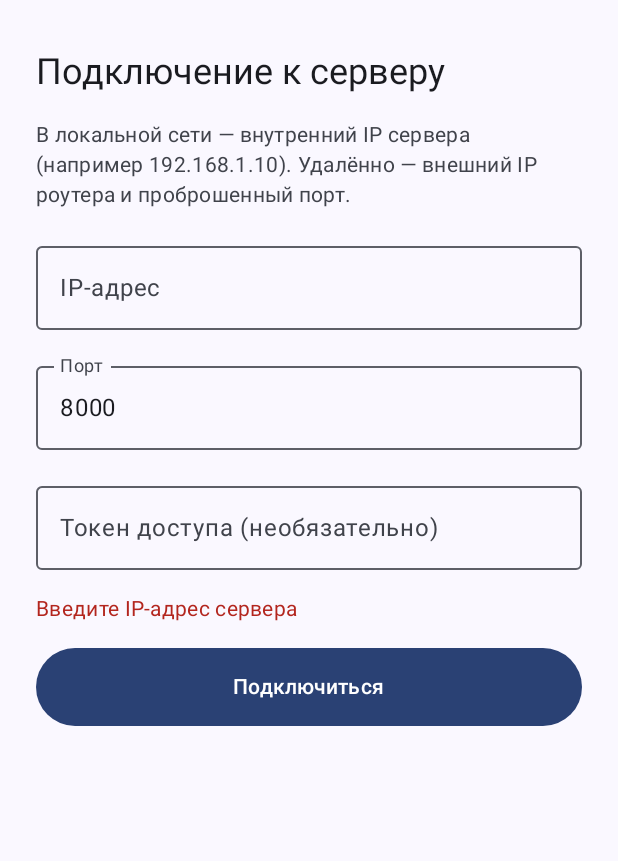
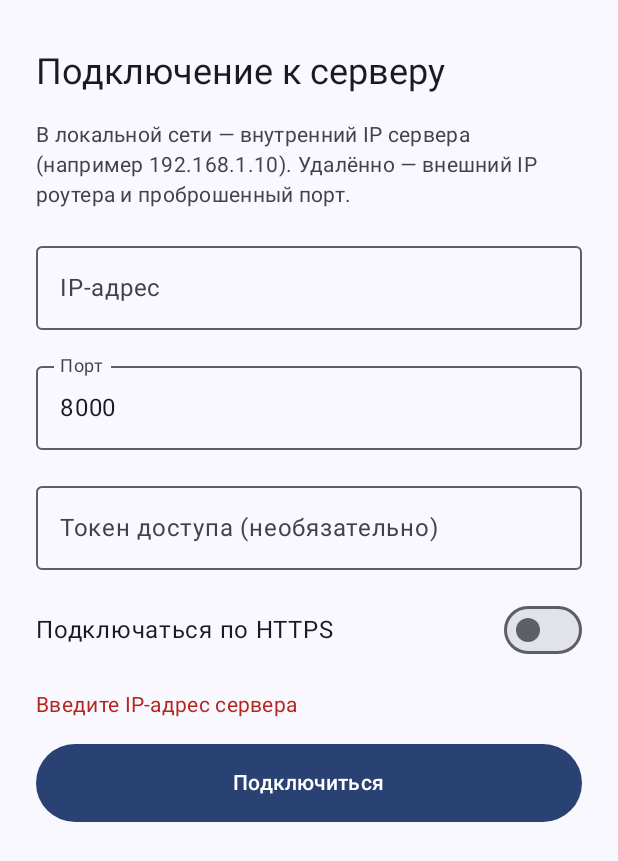
Before and after one commit to andreipiatov2015-cmyk/local, an Android app built with Jetpack Compose: the screen it shows after launch (MainActivity), after a tap on "Подключиться", on a phone screen of 412 x 824 dp. Shown: the top 861 px of the screen. Run offline under Robolectric (Android 15) with nearby library versions, the phone set to English and light mode, and no system bars.

Commit message:
Исправить находки код-ревью PR #160 (HTTPS-переключатель, место токена)
- Android: ServerAddress теперь хранит secure (https/http) явно вместо
  того, чтобы приложение всегда жёстко слало http — раньше указанный
  токен (и то, что он открывает: ключ OBS) уходил по сети открытым
  текстом в любом случае. Добавлен переключатель "Подключаться по
  HTTPS" на экране подключения (сохраняется как lastSecure, учитывается
  в "недавних") и предупреждение, если токен указан без него.
- Документация: MONITOR_API_TOKEN — это секрет (пароль на публикацию),
  поэтому README теперь указывает класть его в site-secrets.env
  (chmod 600, operator-managed), а не в site-config.env (пишется кодом
  автоматически, без ограничения прав — годится только для
  не-секретных настроек вроде ключа трансляции).

Co-Authored-By: Claude Sonnet 5 <noreply@anthropic.com>
Claude-Session: https://claude.ai/code/session_011iwriME1qz1xE3os5XNrqT

```diff
--- a/android-app/ServerData/app/src/main/java/com/example/serverdata/MainViewModel.kt
+++ b/android-app/ServerData/app/src/main/java/com/example/serverdata/MainViewModel.kt
@@ -32,6 +32,8 @@ data class UiState(
     val portInput: String = "8000",
     /** Токен доступа (необязательно) — открывает доп. данные вроде ключа OBS. */
     val tokenInput: String = "",
+    /** https вместо http — без этого токен уходит по сети открытым текстом. */
+    val useHttps: Boolean = false,
     val recent: kotlin.collections.List<ServerAddress> = emptyList(),
     val connecting: Boolean = false,
     val connectError: String? = null,
@@ -58,6 +60,7 @@ class MainViewModel(app: Application) : AndroidViewModel(app) {
             hostInput = settings.lastHost,
             portInput = settings.lastPort,
             tokenInput = settings.lastToken,
+            useHttps = settings.lastSecure,
             recent = settings.recent,
         )
     )
@@ -73,9 +76,15 @@ class MainViewModel(app: Application) : AndroidViewModel(app) {
     fun setPort(text: String) =
         _state.update { it.copy(portInput = text.filter(Char::isDigit).take(5), connectError = null) }
     fun setToken(text: String) = _state.update { it.copy(tokenInput = text) }
+    fun setUseHttps(value: Boolean) = _state.update { it.copy(useHttps = value) }
 
     fun pickRecent(address: ServerAddress) = _state.update {
-        it.copy(hostInput = address.host, portInput = address.port.toString(), connectError = null)
+        it.copy(
+            hostInput = address.host,
+            portInput = address.port.toString(),
+            useHttps = address.secure,
+            connectError = null,
+        )
     }
 
     fun removeRecent(address: ServerAddress) {
@@ -86,7 +95,7 @@ class MainViewModel(app: Application) : AndroidViewModel(app) {
     /** Проверить адрес, загрузить данные и перейти к списку. */
     fun connect() {
         val s = _state.value
-        val address = validate(s.hostInput, s.portInput) ?: return
+        val address = validate(s.hostInput, s.portInput)?.copy(secure = s.useHttps) ?: return
         if (connectJob?.isActive == true) return
         val token = s.tokenInput.trim()
         connectJob = viewModelScope.launch {
@@ -98,6 +107,7 @@ class MainViewModel(app: Application) : AndroidViewModel(app) {
                 settings.lastHost = address.host
                 settings.lastPort = address.port.toString()
                 settings.lastToken = token
+                settings.lastSecure = address.secure
                 settings.addRecent(address)
                 _state.update {
                     it.copy(
--- a/android-app/ServerData/app/src/main/java/com/example/serverdata/data/Settings.kt
+++ b/android-app/ServerData/app/src/main/java/com/example/serverdata/data/Settings.kt
@@ -2,18 +2,22 @@ package com.example.serverdata.data
 
 import android.content.Context
 
-/** Адрес сервера в виде IP (или имени) и порта. */
-data class ServerAddress(val host: String, val port: Int) {
-    val baseUrl: String get() = "http://$host:$port"
-    override fun toString() = "$host:$port"
+/** Адрес сервера в виде IP (или имени) и порта. secure — https вместо http
+ * (важно, когда указан токен доступа: по обычному http он уходит открытым
+ * текстом, его может перехватить кто угодно в той же сети). */
+data class ServerAddress(val host: String, val port: Int, val secure: Boolean = false) {
+    val baseUrl: String get() = "${if (secure) "https" else "http"}://$host:$port"
+    override fun toString() = "${if (secure) "https://" else ""}$host:$port"
 
     companion object {
-        /** "192.168.1.10:8000" → ServerAddress, иначе null. */
+        /** "192.168.1.10:8000" или "https://192.168.1.10:8000" → ServerAddress, иначе null. */
         fun parse(text: String): ServerAddress? {
-            val idx = text.lastIndexOf(':')
+            val secure = text.startsWith("https://")
+            val rest = text.removePrefix("https://").removePrefix("http://")
+            val idx = rest.lastIndexOf(':')
             if (idx <= 0) return null
-            val port = text.substring(idx + 1).toIntOrNull() ?: return null
-            return ServerAddress(text.substring(0, idx), port)
+            val port = rest.substring(idx + 1).toIntOrNull() ?: return null
+            return ServerAddress(rest.substring(0, idx), port, secure)
         }
     }
 }
@@ -35,6 +39,10 @@ class Settings(context: Context) {
     var lastToken: String
         get() = prefs.getString(KEY_TOKEN, "") ?: ""
         set(value) = prefs.edit().putString(KEY_TOKEN, value).apply()
+
+    var lastSecure: Boolean
+        get() = prefs.getBoolean(KEY_SECURE, false)
+        set(value) = prefs.edit().putBoolean(KEY_SECURE, value).apply()
 
     /** Секунды между автообновлениями. */
     val intervalSec: Int get() = prefs.getInt(KEY_INTERVAL, 30)
@@ -60,6 +68,7 @@ class Settings(context: Context) {
         const val KEY_HOST = "host"
         const val KEY_PORT = "port"
         const val KEY_TOKEN = "token"
+        const val KEY_SECURE = "secure"
         const val KEY_INTERVAL = "interval_sec"
         const val KEY_RECENT = "recent"
     }
--- a/android-app/ServerData/app/src/main/java/com/example/serverdata/ui/Screens.kt
+++ b/android-app/ServerData/app/src/main/java/com/example/serverdata/ui/Screens.kt
@@ -39,6 +39,7 @@ import androidx.compose.material3.MaterialTheme
 import androidx.compose.material3.OutlinedTextField
 import androidx.compose.material3.Scaffold
 import androidx.compose.material3.Surface
+import androidx.compose.material3.Switch
 import androidx.compose.material3.Text
 import androidx.compose.material3.TextButton
 import androidx.compose.material3.TopAppBar
@@ -123,6 +124,22 @@ fun ConnectScreen(state: UiState, vm: MainViewModel) {
                 keyboardActions = KeyboardActions(onGo = { vm.connect() }),
                 modifier = Modifier.fillMaxWidth(),
             )
+
+            Row(
+                verticalAlignment = Alignment.CenterVertically,
+                modifier = Modifier.fillMaxWidth(),
+            ) {
+                Text("Подключаться по HTTPS", modifier = Modifier.weight(1f))
+                Switch(checked = state.useHttps, onCheckedChange = vm::setUseHttps, enabled = !state.connecting)
+            }
+            if (state.tokenInput.isNotBlank() && !state.useHttps) {
+                Text(
+                    "Без HTTPS токен передаётся по сети открытым текстом. Включите, если " +
+                        "сервер поддерживает https, иначе используйте только в доверенной сети.",
+                    color = MaterialTheme.colorScheme.error,
+                    style = MaterialTheme.typography.bodySmall,
+                )
+            }
 
             state.connectError?.let {
                 Text(it, color = MaterialTheme.colorScheme.error, style = MaterialTheme.typography.bodyMedium)
```
Also changed, not shown: 1 other file.
